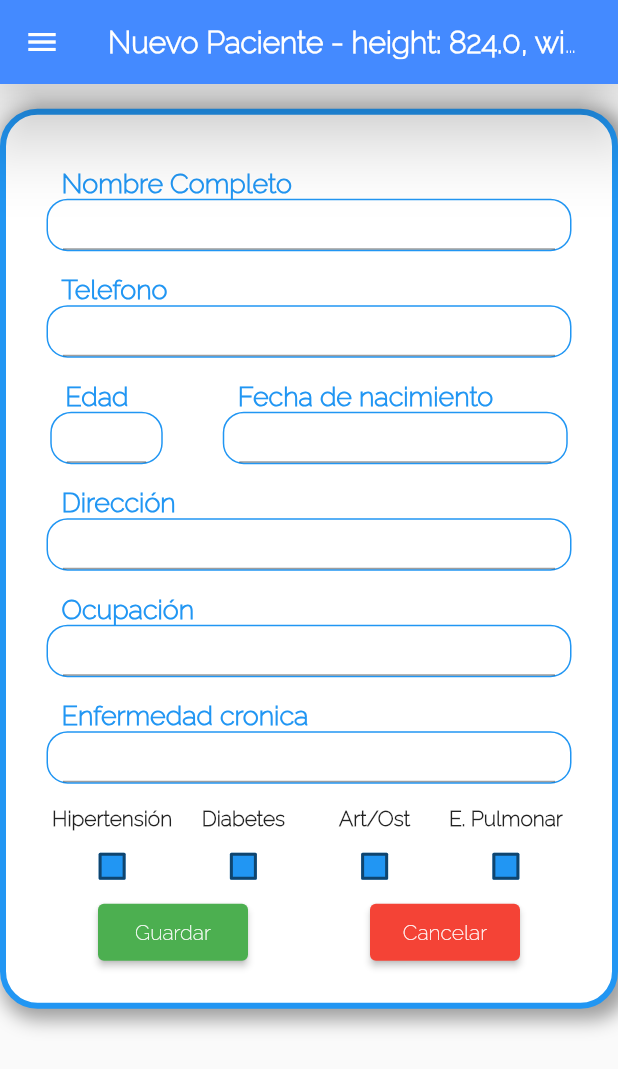
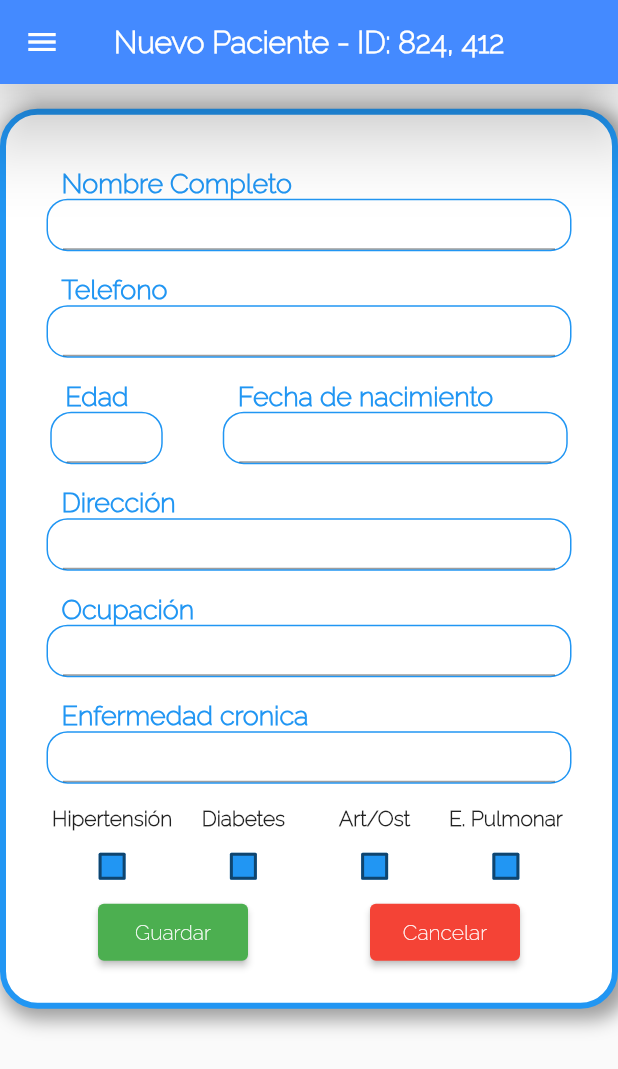
Before and after one commit to AlanJLJ2202/phisio-t, a Flutter app: the screen it shows after launch, in the side drawer, after a tap on "Nuevo paciente", on a phone screen of 412 x 824 dp. Shown: the top 1069 px of the screen. Run offline on Flutter 3.47's test engine with Material 2 defaults, Android fonts, the light colour scheme and no system bars; our stand-ins replace dio, fluttertoast; statements that could not run were skipped.

Commit message:
Test (#20)

```diff
--- a/lib/screens/home_screen.dart
+++ b/lib/screens/home_screen.dart
@@ -15,8 +15,7 @@ class HomeScreen extends StatefulWidget {
 
 class _HomeScreenState extends State<HomeScreen> {
   String visible = "visible";
-  Uri myUri = Uri.parse(
-      "https://wa.me/+524761364798?text=Prueba%20envio%20de%20mensaje%20de%20la%20app%20a%20Whatsapp");
+  Uri myUri = Uri.parse("https://wa.me/+524761364798?text=Prueba%20envio%20de%20mensaje%20de%20la%20app%20a%20Whatsapp");
 
 //Hm99618661
   @override
--- a/lib/screens/registro_screen.dart
+++ b/lib/screens/registro_screen.dart
@@ -37,7 +37,7 @@ class _RegistroScreenState extends State<RegistroScreen> {
         elevation: 20,
         backgroundColor: Colors.blueAccent,
         centerTitle: true,
-        title: const Text('Nuevo Paciente - height: ${height}, width: ${width}', style: TextStyle(fontWeight: FontWeight.w800),),
+        title: Text('Nuevo Paciente - ID: ${height.round()}, ${width.round()}', style: TextStyle(fontWeight: FontWeight.w800),),
       ),
       drawer: DrawerWidget(height),
       body: Center(
```
